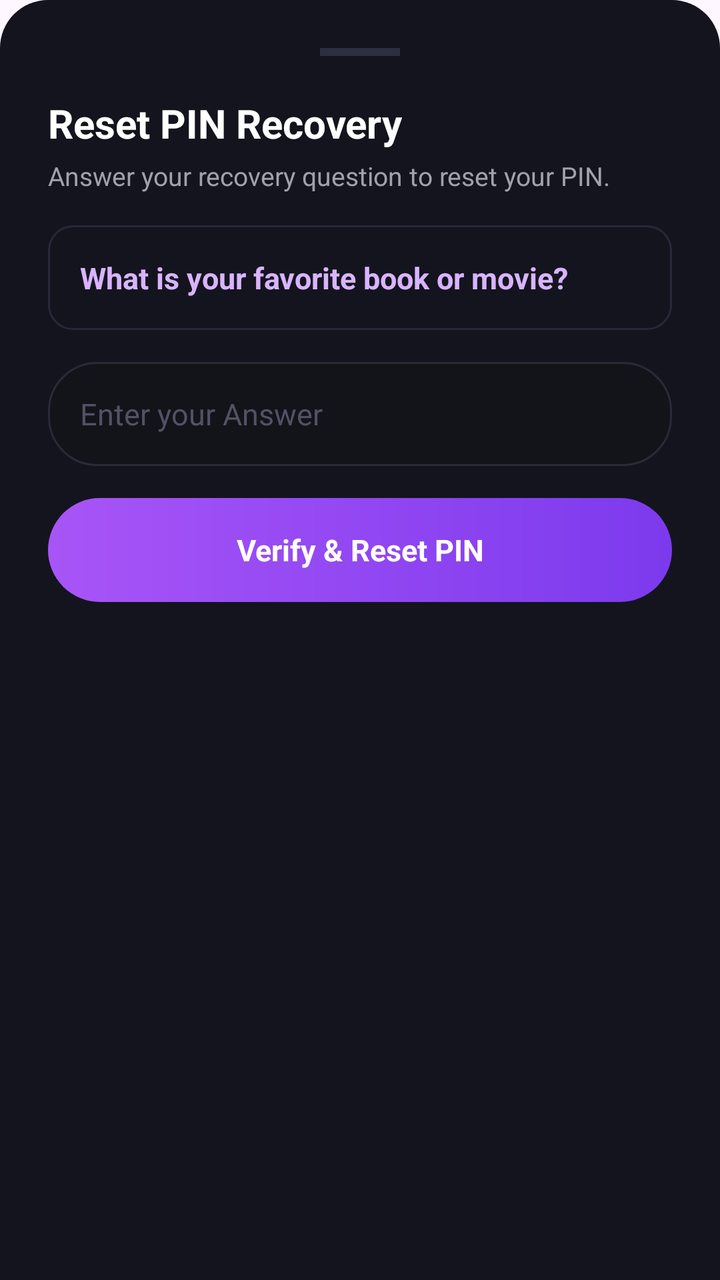
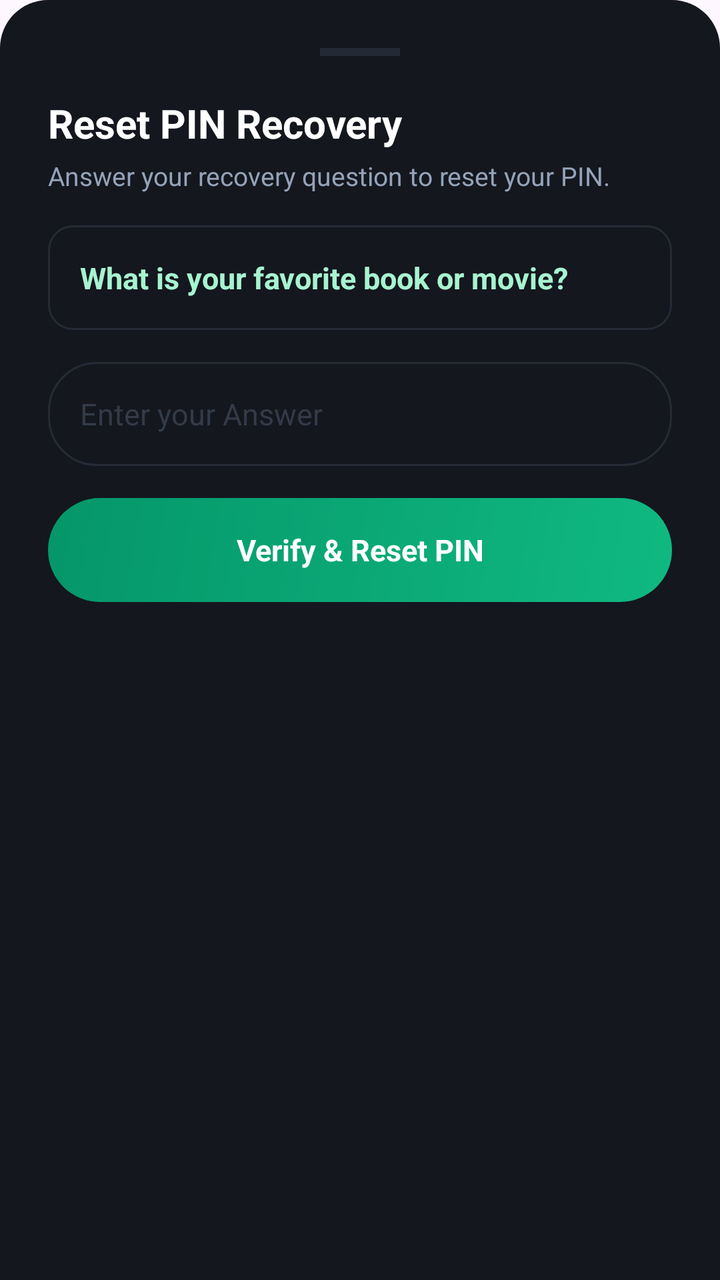

Two renders of the same Android screen: before a commit and after it. Below are the layout's source before the change and the commit's diff.
<!-- AndroidManifest.xml: application theme Theme.FocusLock -->
<!-- res/layout/dialog_security_question_recovery.xml -->
<?xml version="1.0" encoding="utf-8"?>
<LinearLayout
    xmlns:android="http://schemas.android.com/apk/res/android"
    android:layout_width="match_parent"
    android:layout_height="wrap_content"
    android:orientation="vertical"
    android:background="@drawable/bg_bottom_sheet"
    android:padding="24dp">

    
    <View
        android:layout_width="40dp"
        android:layout_height="4dp"
        android:layout_gravity="center_horizontal"
        android:background="#2e2e42"
        android:layout_marginBottom="20dp" />

    <TextView
        android:layout_width="wrap_content"
        android:layout_height="wrap_content"
        android:text="Reset PIN Recovery"
        android:textSize="20sp"
        android:textStyle="bold"
        android:textColor="#ffffff"
        android:layout_marginBottom="4dp" />

    <TextView
        android:layout_width="wrap_content"
        android:layout_height="wrap_content"
        android:text="Answer your recovery question to reset your PIN."
        android:textSize="13sp"
        android:textColor="#a1a1aa"
        android:layout_marginBottom="16dp" />

    
    <TextView
        android:id="@+id/txt_question"
        android:layout_width="match_parent"
        android:layout_height="wrap_content"
        android:text="What is your favorite book or movie?"
        android:textSize="15sp"
        android:textStyle="bold"
        android:textColor="#d8b4fe"
        android:padding="16dp"
        android:background="@drawable/bg_banner_card"
        android:layout_marginBottom="16dp" />

    <EditText
        android:id="@+id/edit_answer"
        android:layout_width="match_parent"
        android:layout_height="52dp"
        android:hint="Enter your Answer"
        android:textColorHint="#525266"
        android:textColor="#ffffff"
        android:textSize="15sp"
        android:paddingHorizontal="16dp"
        android:background="@drawable/bg_search_bar"
        android:inputType="textAutoCorrect"
        android:singleLine="true"
        android:layout_marginBottom="8dp" />

    <TextView
        android:id="@+id/txt_error"
        android:layout_width="wrap_content"
        android:layout_height="wrap_content"
        android:text="Incorrect answer. Try again."
        android:textSize="12sp"
        android:textColor="#ef4444"
        android:visibility="gone"
        android:layout_marginBottom="16dp" />

    <TextView
        android:id="@+id/btn_verify_answer"
        android:layout_width="match_parent"
        android:layout_height="52dp"
        android:text="Verify &amp; Reset PIN"
        android:textSize="15sp"
        android:textStyle="bold"
        android:textColor="#ffffff"
        android:gravity="center"
        android:background="@drawable/bg_button_primary"
        android:clickable="true"
        android:focusable="true"
        android:layout_marginTop="8dp" />

</LinearLayout>
<!-- resources referenced by this layout -->
<resources>
  <!-- drawable bg_banner_card (drawable) -->
  <?xml version="1.0" encoding="utf-8"?>
  <shape xmlns:android="http://schemas.android.com/apk/res/android"
      android:shape="rectangle">
      <solid android:color="#14141e" />
      <corners android:radius="12dp" />
      <stroke android:width="1dp" android:color="#28283a" />
  </shape>
  <!-- drawable bg_bottom_sheet (drawable) -->
  <?xml version="1.0" encoding="utf-8"?>
  <shape xmlns:android="http://schemas.android.com/apk/res/android"
      android:shape="rectangle">
      <solid android:color="#14141e" />
      <corners
          android:topLeftRadius="24dp"
          android:topRightRadius="24dp"
          android:bottomLeftRadius="0dp"
          android:bottomRightRadius="0dp" />
  </shape>
  <!-- drawable bg_button_primary (drawable) -->
  <?xml version="1.0" encoding="utf-8"?>
  <shape xmlns:android="http://schemas.android.com/apk/res/android"
      android:shape="rectangle">
      <gradient
          android:startColor="#a855f7"
          android:endColor="#7c3aed"
          android:angle="0" />
      <corners android:radius="28dp" />
  </shape>
  <!-- drawable bg_search_bar (drawable) -->
  <?xml version="1.0" encoding="utf-8"?>
  <shape xmlns:android="http://schemas.android.com/apk/res/android"
      android:shape="rectangle">
      <solid android:color="#13131a" />
      <corners android:radius="24dp" />
      <stroke android:width="1dp" android:color="#2a2a38" />
  </shape>
  <style name="Theme.FocusLock" parent="Base.Theme.FocusLock" />
  <style name="Base.Theme.FocusLock" parent="Theme.Material3.DayNight.NoActionBar">
          
          
      </style>
</resources>

<!-- the commit's change to res/layout/dialog_security_question_recovery.xml (unified diff, before → after) -->
@@ -12,7 +12,7 @@
         android:layout_width="40dp"
         android:layout_height="4dp"
         android:layout_gravity="center_horizontal"
-        android:background="#2e2e42"
+        android:background="#252B36"
         android:layout_marginBottom="20dp" />
 
     <TextView
@@ -29,7 +29,7 @@
         android:layout_height="wrap_content"
         android:text="Answer your recovery question to reset your PIN."
         android:textSize="13sp"
-        android:textColor="#a1a1aa"
+        android:textColor="#94A3B8"
         android:layout_marginBottom="16dp" />
 
     
@@ -40,7 +40,7 @@
         android:text="What is your favorite book or movie?"
         android:textSize="15sp"
         android:textStyle="bold"
-        android:textColor="#d8b4fe"
+        android:textColor="#a7f3d0"
         android:padding="16dp"
         android:background="@drawable/bg_banner_card"
         android:layout_marginBottom="16dp" />
@@ -50,7 +50,7 @@
         android:layout_width="match_parent"
         android:layout_height="52dp"
         android:hint="Enter your Answer"
-        android:textColorHint="#525266"
+        android:textColorHint="#333B49"
         android:textColor="#ffffff"
         android:textSize="15sp"
         android:paddingHorizontal="16dp"
<!-- resource entries referenced after the edit -->
@@ -4,15 +4,15 @@
   <?xml version="1.0" encoding="utf-8"?>
   <shape xmlns:android="http://schemas.android.com/apk/res/android"
       android:shape="rectangle">
-      <solid android:color="#14141e" />
+      <solid android:color="#14171E" />
       <corners android:radius="12dp" />
-      <stroke android:width="1dp" android:color="#28283a" />
+      <stroke android:width="1dp" android:color="#252B36" />
   </shape>
   <!-- drawable bg_bottom_sheet (drawable) -->
   <?xml version="1.0" encoding="utf-8"?>
   <shape xmlns:android="http://schemas.android.com/apk/res/android"
       android:shape="rectangle">
-      <solid android:color="#14141e" />
+      <solid android:color="#14171E" />
       <corners
           android:topLeftRadius="24dp"
           android:topRightRadius="24dp"
@@ -21,21 +21,25 @@
   </shape>
   <!-- drawable bg_button_primary (drawable) -->
   <?xml version="1.0" encoding="utf-8"?>
-  <shape xmlns:android="http://schemas.android.com/apk/res/android"
-      android:shape="rectangle">
-      <gradient
-          android:startColor="#a855f7"
-          android:endColor="#7c3aed"
-          android:angle="0" />
-      <corners android:radius="28dp" />
-  </shape>
+  <ripple xmlns:android="http://schemas.android.com/apk/res/android"
+      android:color="#33ffffff">
+      <item>
+          <shape android:shape="rectangle">
+              <gradient
+                  android:startColor="#10b981"
+                  android:endColor="#059669"
+                  android:angle="135" />
+              <corners android:radius="28dp" />
+          </shape>
+      </item>
+  </ripple>
   <!-- drawable bg_search_bar (drawable) -->
   <?xml version="1.0" encoding="utf-8"?>
   <shape xmlns:android="http://schemas.android.com/apk/res/android"
       android:shape="rectangle">
-      <solid android:color="#13131a" />
+      <solid android:color="#14171E" />
       <corners android:radius="24dp" />
-      <stroke android:width="1dp" android:color="#2a2a38" />
+      <stroke android:width="1dp" android:color="#252B36" />
   </shape>
   <style name="Theme.FocusLock" parent="Base.Theme.FocusLock" />
   <style name="Base.Theme.FocusLock" parent="Theme.Material3.DayNight.NoActionBar">
